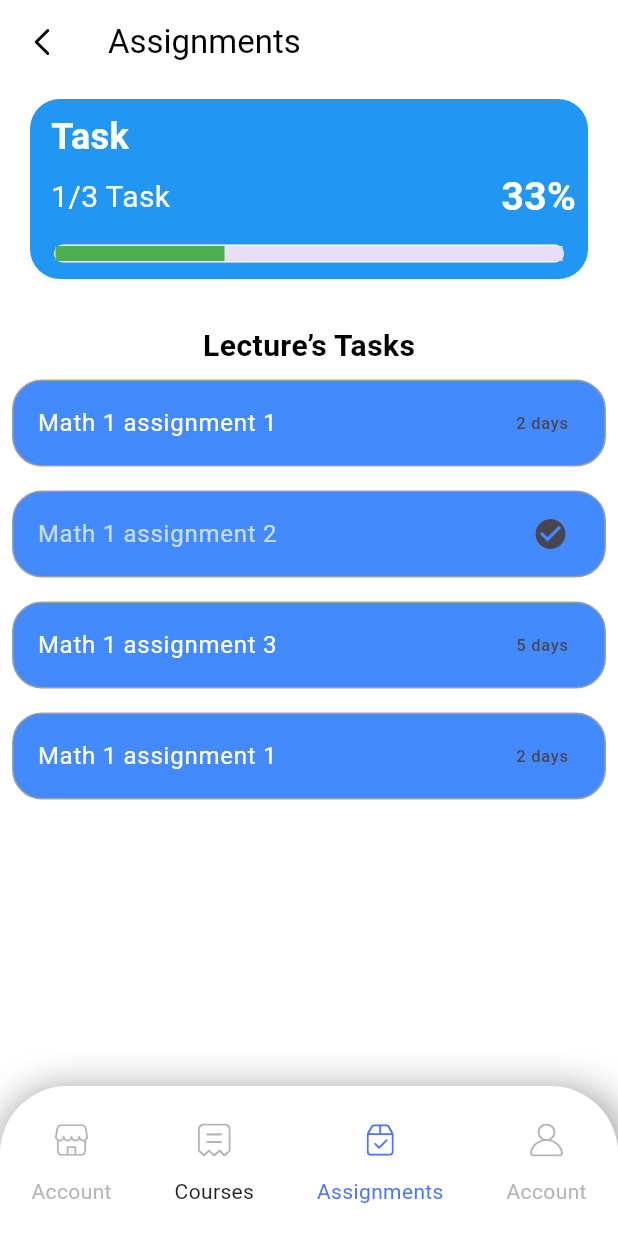
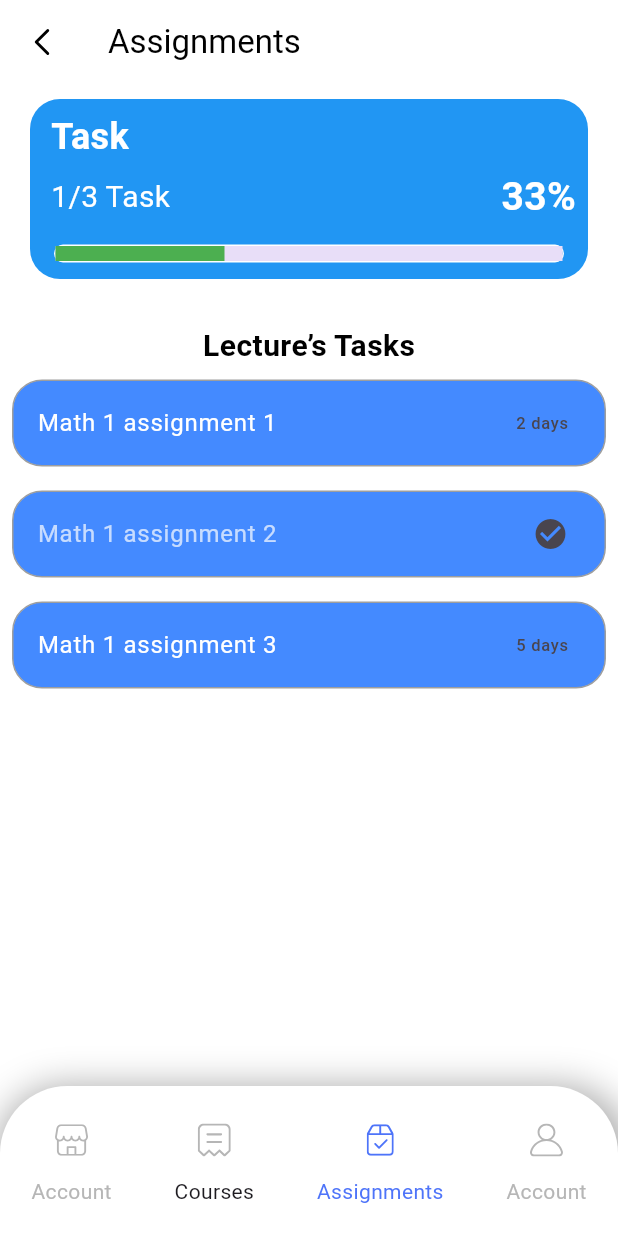
Before and after one commit to Dark-Semicolon/graduation-project-mobile-app, a Flutter app: the ProfilePage screen opened by its route, item 3 of the bottom bar chosen, on a phone screen of 412 x 824 dp. Run offline on Flutter 3.47's test engine with Material 3 defaults, Android fonts, the phone set to English and light mode, and no system bars; our stand-ins replace flutter_svg, go_router, percent_indicator; Roboto replaces fonts that are missing (Manrope).

```diff
--- a/lib/Core/AppRouter.dart
+++ b/lib/Core/AppRouter.dart
@@ -56,13 +56,12 @@ abstract class AppRouter {
             Task('Math 1 assignment 1', false, '2 days'),
             Task('Math 1 assignment 2', true),
             Task('Math 1 assignment 3', false, '5 days'),
-            Task('Math 1 assignment 1', false, '2 days'),
-
 
           ],
           numberOfTasks: 3,
         ),
       ),
+
 
       //   GoRoute(
       //       path: '/searchPage',
```
